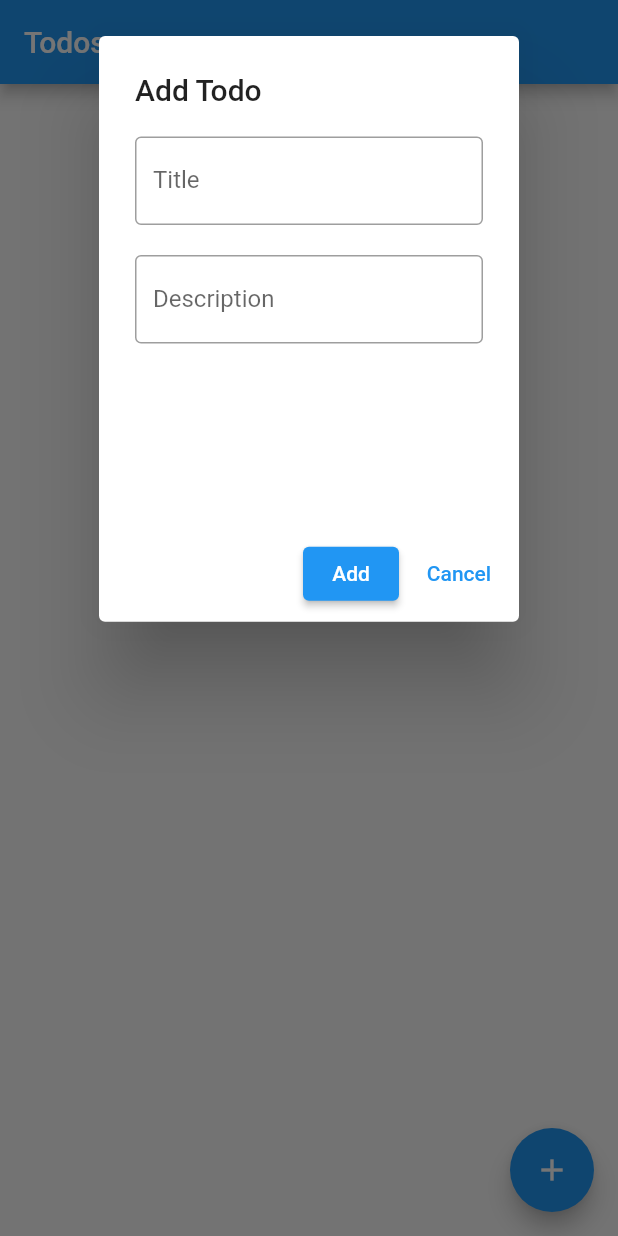
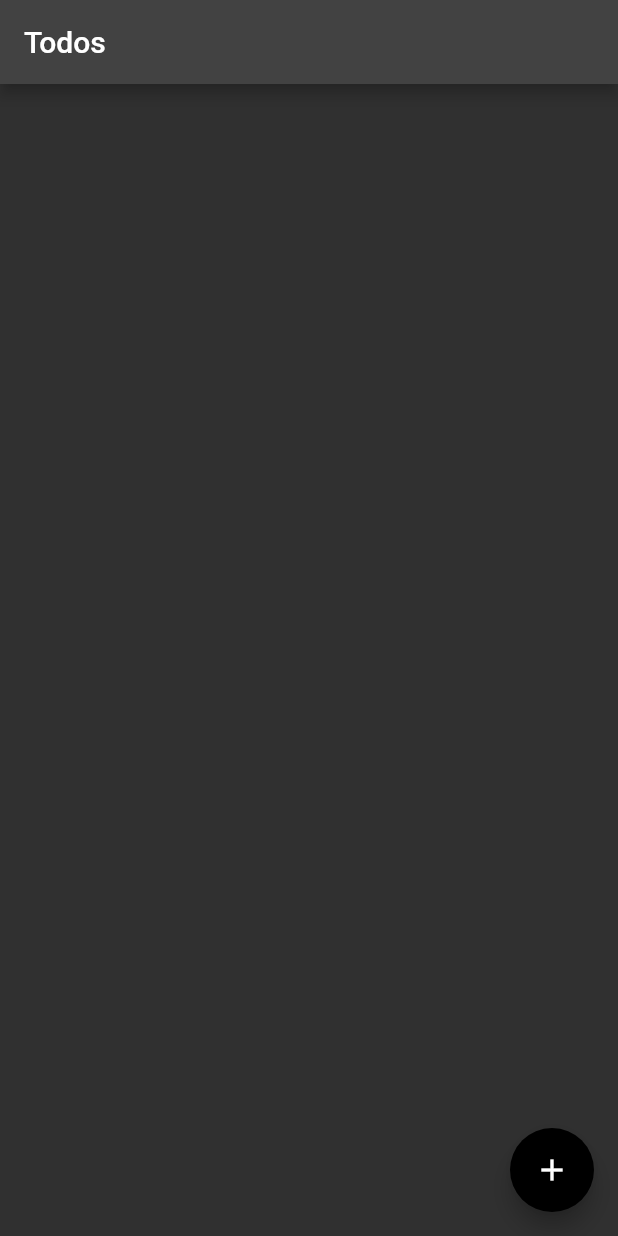
Before and after one commit to yagizdo/basic_todoapp, a Flutter app: the screen it shows after launch, after a tap on the "add" icon, on a phone screen of 412 x 824 dp. Run offline on Flutter 3.47's test engine with Material 2 defaults, Android fonts, the light colour scheme and no system bars; our stand-ins replace flutter_slidable, shared_preferences; missing offline and left inert: shared_preferences_web; statements that could not run were skipped.

Commit message:
Added Dark Mode

```diff
--- /dev/null
+++ b/lib/Providers/theme_provider.dart
@@ -0,0 +1,13 @@
+import 'package:flutter/cupertino.dart';
+import 'package:flutter/material.dart';
+
+class ThemeProvider extends ChangeNotifier {
+  ThemeMode _mode;
+  ThemeMode get mode => _mode;
+  ThemeProvider({ThemeMode mode = ThemeMode.light}) : _mode = mode;
+
+  void toggleMode() {
+    _mode = _mode == ThemeMode.light ? ThemeMode.dark : ThemeMode.light;
+    notifyListeners();
+  }
+}
--- a/lib/main.dart
+++ b/lib/main.dart
@@ -1,3 +1,4 @@
+import 'package:data_transfer/Providers/theme_provider.dart';
 import 'package:data_transfer/Providers/todo_provider.dart';
 import 'package:data_transfer/Widgets/todos_list.dart';
 import 'package:data_transfer/todo.dart';
@@ -16,16 +17,27 @@ class MyApp extends StatelessWidget {
   // This widget is the root of your application.
   @override
   Widget build(BuildContext context) {
-    return ChangeNotifierProvider(
-      create: (BuildContext context) => TodoProvider(),
-      child: MaterialApp(
-        title: 'Flutter Demo',
-        debugShowCheckedModeBanner: false,
-        theme: ThemeData(
-          primarySwatch: Colors.blue,
-        ),
-        home: const MyHomePage(title: 'Flutter Demo Home Page'),
-      ),
+    return MultiProvider(
+      providers: [
+        ChangeNotifierProvider<TodoProvider>(
+            create: (context) => TodoProvider()),
+        ChangeNotifierProvider<ThemeProvider>(
+            create: (context) => ThemeProvider())
+      ],
+      child: Consumer<ThemeProvider>(builder: (context, state, child) {
+        return MaterialApp(
+          title: 'Flutter Demo',
+          debugShowCheckedModeBanner: false,
+          theme: ThemeData.light(),
+          darkTheme: ThemeData(brightness: Brightness.dark,
+            floatingActionButtonTheme: FloatingActionButtonThemeData(backgroundColor: Colors.black,foregroundColor: Colors.white),
+            appBarTheme: AppBarTheme(backgroundColor: Colors.grey[800]),
+            scaffoldBackgroundColor: Colors.grey[1200],
+          cardColor: Colors.grey[750]),
+          themeMode: state.mode,
+          home: const MyHomePage(title: 'Flutter Demo Home Page'),
+        );
+      }),
     );
   }
 }
@@ -34,18 +46,17 @@ class MyHomePage extends StatefulWidget {
   const MyHomePage({Key? key, required this.title}) : super(key: key);
   final String title;
 
-
   @override
   State<MyHomePage> createState() => _MyHomePageState();
 }
 
 class _MyHomePageState extends State<MyHomePage> {
-  SharedPreferences? sharedPreferences ;
+  SharedPreferences? sharedPreferences;
 
   @override
   void initState() {
     super.initState();
-    Provider.of<TodoProvider>(context,listen: false).initSharedPreferences();
+    Provider.of<TodoProvider>(context, listen: false).initSharedPreferences();
   }
 
   var titleControl = TextEditingController();
@@ -62,73 +73,7 @@ class _MyHomePageState extends State<MyHomePage> {
       floatingActionButton: FloatingActionButton(
           child: const Icon(Icons.add),
           onPressed: () {
-            showDialog(
-                context: context,
-                builder: (BuildContext context) {
-                  return SingleChildScrollView(
-                    child: AlertDialog(
-                      title: const Text('Add Todo'),
-                      content: SizedBox(
-                        height: MediaQuery.of(context).size.height / 3.5,
-                        child: Form(
-                          key: formKey,
-                          child: Column(
-                            children: [
-                              TextFormField(
-                                controller: titleControl,
-                                validator: (value) {
-                                  if(value == '') {
-                                    return 'Title cant be empty';
-                                  }
-                                  return null;
-                                },
-                                decoration: const InputDecoration(border: OutlineInputBorder(),labelText: 'Title', ),
-                              ),
-                              Padding(
-                                padding: const EdgeInsets.only(top : 20.0),
-                                child: TextField(
-                                  controller: descControl,
-                                  decoration:
-                                  const InputDecoration(border: OutlineInputBorder(),labelText: 'Description', ),
-                                ),
-                              ),
-                            ],
-                          ),
-                        ),
-                      ),
-                      actions: [
-                        ElevatedButton(
-                            onPressed: () {
-                              bool validResult = formKey.currentState!.validate();
-                              if (validResult == true) {
-                                if(descControl.text == '') {
-                                  descControl.text = '';
-                                  Todo todo =
-                                  Todo(titleControl.text, descControl.text,false);
-                                  Provider.of<TodoProvider>(context,listen: false).addTodo(todo);
-                                  titleControl.text = '';
-                                  descControl.text = '';
-                                  Navigator.pop(context);
-                                } else {
-                                  Todo todo =
-                                  Todo(titleControl.text, descControl.text,false);
-                                  Provider.of<TodoProvider>(context,listen: false).addTodo(todo);
-                                  titleControl.text = '';
-                                  descControl.text = '';
-                                  Navigator.pop(context);
-                                }
-                              }
-                            },
-                            child: const Text('Add')),
-                        TextButton(
-                            onPressed: () {
-                              Navigator.pop(context);
-                            },
-                            child: const Text('Cancel')),
-                      ],
-                    ),
-                  );
-                });
+            Provider.of<ThemeProvider>(context, listen: false).toggleMode();
           }),
     );
   }
```
